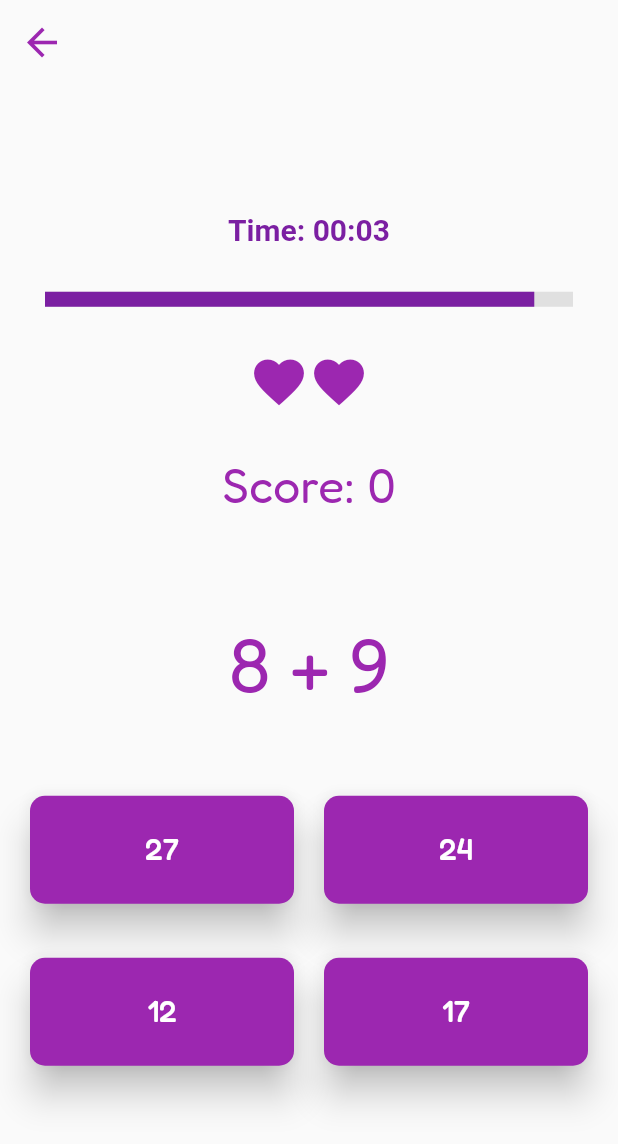
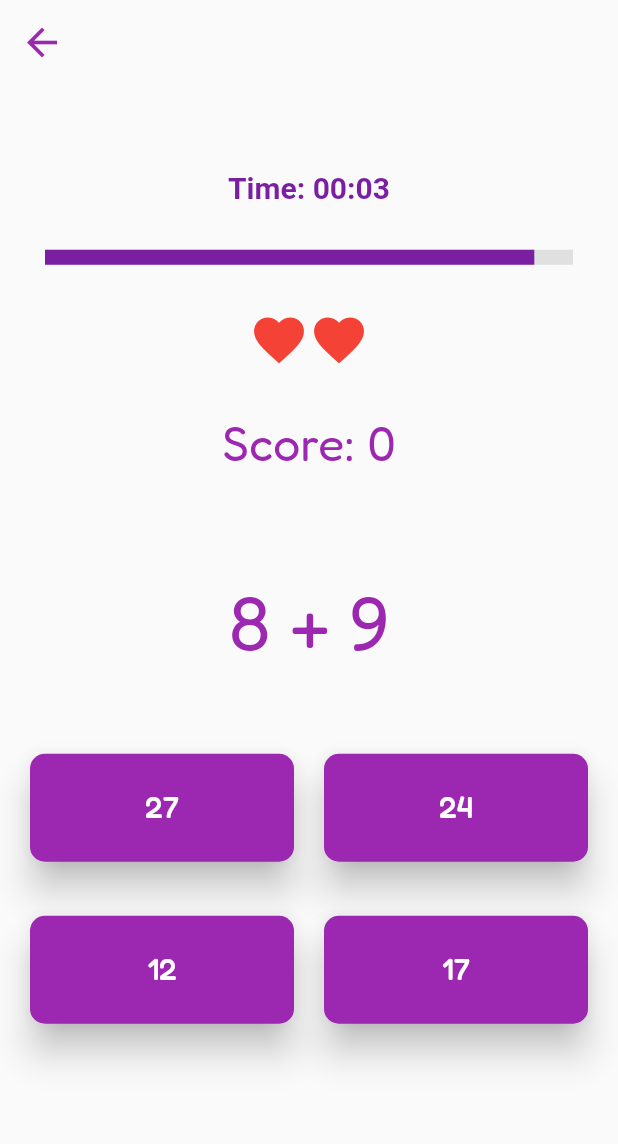
Before and after one commit to Samooh-9820060/technomaths, a Flutter app: the GameScreen screen opened directly, after a tap on an icon or button, on a phone screen of 412 x 824 dp. Shown: the top 1144 px of the screen. Run offline on Flutter 3.47's test engine with Material 2 defaults, Android fonts, the phone set to English and light mode, and no system bars; our stand-ins replace cloud_firestore, connectivity_plus, device_info_plus, firebase_core, google_fonts, google_mobile_ads and 2 more; missing offline and left inert: flutter_vibrate; accounts and stored records are empty.

Commit message:
v 1.1.0 ready
- game screen wrong answers red color added
-  rate the game button logic added

```diff
--- a/lib/screens/game_screen.dart
+++ b/lib/screens/game_screen.dart
@@ -51,6 +51,7 @@ class _GameScreenState extends State<GameScreen> with SingleTickerProviderStateM
   RewardedAd? _rewardedAd;
   int _numRewardedLoadAttempts = 0;
   static const int maxFailedLoadAttempts = 3;
+  Color _backgroundColor = Colors.transparent;
 
   static final AdRequest request = AdRequest(
     keywords: <String>['foo', 'bar'],
@@ -421,6 +422,14 @@ class _GameScreenState extends State<GameScreen> with SingleTickerProviderStateM
     } else {
       setState(() {
         lives--;
+        _backgroundColor = Colors.red;
+      });
+
+
+      Future.delayed(const Duration(milliseconds: 300), () {
+        setState(() {
+          _backgroundColor = Colors.transparent; // Reset the color after a brief delay
+        });
       });
 
       // If game isn't over, generate a new question
@@ -598,6 +607,7 @@ class _GameScreenState extends State<GameScreen> with SingleTickerProviderStateM
   @override
   Widget build(BuildContext context) {
     return Scaffold(
+      extendBodyBehindAppBar: true,
       appBar: lives!= 0 ? AppBar(
         backgroundColor: Colors.transparent,
         elevation: 0,
@@ -606,7 +616,10 @@ class _GameScreenState extends State<GameScreen> with SingleTickerProviderStateM
           onPressed: () => Navigator.pop(context),
         ),
       ) : null,
-      body: Stack(
+      body: AnimatedContainer(
+        duration: Duration(milliseconds: 300),
+        color: _backgroundColor,
+        child: Stack(
           children: [
             // Main game screen
             Container(
@@ -658,7 +671,7 @@ class _GameScreenState extends State<GameScreen> with SingleTickerProviderStateM
                           SizedBox(height: 30),
                           Row(
                             mainAxisAlignment: MainAxisAlignment.center,
-                          children: List.generate(lives, (index) => Icon(Icons.favorite, color: Colors.purple, size: 40)).toList(),
+                            children: List.generate(lives, (index) => Icon(Icons.favorite, color: Colors.red, size: 40)).toList(),
                           ),
                           SizedBox(height: 30),
                           Center(
@@ -816,6 +829,7 @@ class _GameScreenState extends State<GameScreen> with SingleTickerProviderStateM
             ]
           ],
         ),
+      ),
     );
   }
 }
--- a/pubspec.yaml
+++ b/pubspec.yaml
@@ -45,6 +45,7 @@ dependencies:
   google_mobile_ads: ^3.0.0
   device_info_plus: ^9.0.3
   uuid: ^3.0.7
+  url_launcher: ^6.1.12
 
 dev_dependencies:
   flutter_test:
```
Also changed, not shown: lib/screens/home_screen.dart (+12 -0 lines), pubspec.lock, 5 other files. Lines whose indentation alone changed are shown as unchanged.
